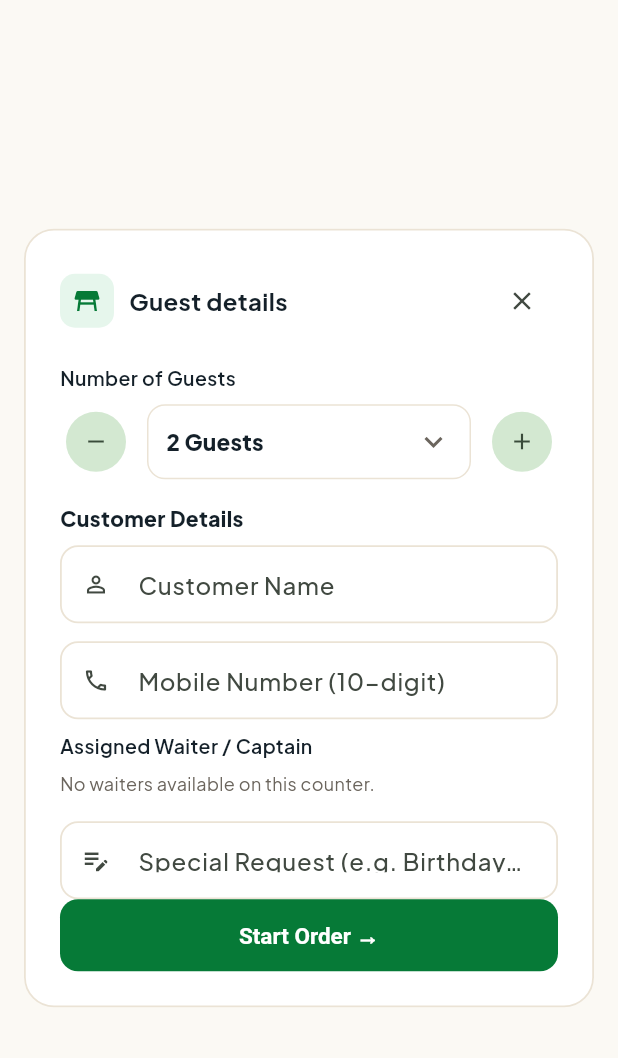
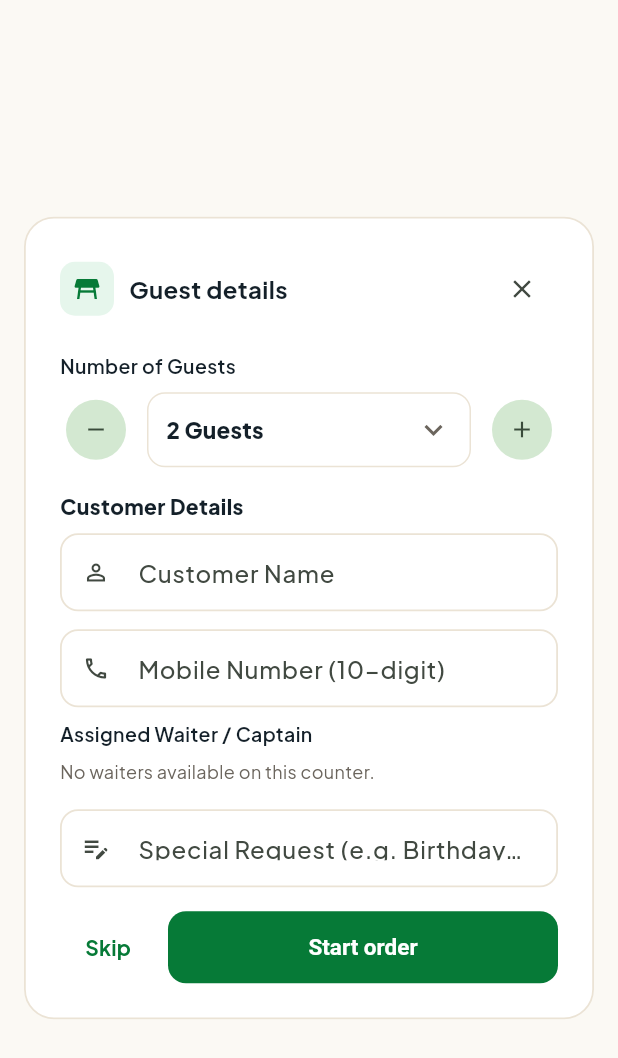
Before and after one commit to satyajitrajen/food, a Flutter app: the GuestDetailsDialog widget shown alone on an empty page, opened directly with empty values, on a phone screen of 412 x 824 dp. Shown: the top 1058 px of the screen. Run offline on Flutter 3.47's test engine with Material 3 defaults, Android fonts, the phone set to English and light mode, and no system bars; our stand-ins replace firebase_core, firebase_messaging, google_fonts, image_picker, pdf, qr_flutter and 2 more; missing offline and left inert: razorpay_flutter; accounts and stored records are empty; network calls fail.

Commit message:
fix(ux): skip guest details; single-choice add-ons behave like radios
Co-Authored-By: Claude Opus 5.5 <noreply@anthropic.com>

```diff
--- a/lib/screens/modals/guest_details_dialog.dart
+++ b/lib/screens/modals/guest_details_dialog.dart
@@ -322,8 +322,20 @@ class _GuestDetailsDialogState extends State<GuestDetailsDialog> {
                   prefixIcon: Icon(Icons.edit_note, size: 20),
                 ),
               ),
-                SizedBox(
-                  width: double.infinity,
+              const SizedBox(height: 16),
+              Row(
+                children: [
+                  TextButton(
+                    // Busy floor: open the table now, details can wait.
+                    onPressed: () {
+                      Navigator.of(context).pop();
+                      widget.onStartOrder();
+                    },
+                    child: const Text('Skip'),
+                  ),
+                  const SizedBox(width: 8),
+                  Expanded(
+                    child: SizedBox(
                   height: 48,
                   child: ElevatedButton(
                     onPressed: () {
@@ -346,9 +358,12 @@ class _GuestDetailsDialogState extends State<GuestDetailsDialog> {
                       Navigator.of(context).pop();
                       widget.onStartOrder();
                     },
-                    child: const Text('Start Order →', style: TextStyle(fontWeight: FontWeight.w700)),
+                    child: const Text('Start order', style: TextStyle(fontWeight: FontWeight.w700)),
                   ),
                 ),
+                  ),
+                ],
+              ),
             ],
           ),
         ),
```
Also changed, not shown: lib/screens/modals/variant_and_modifiers_dialog.dart (+7 -1 lines).
